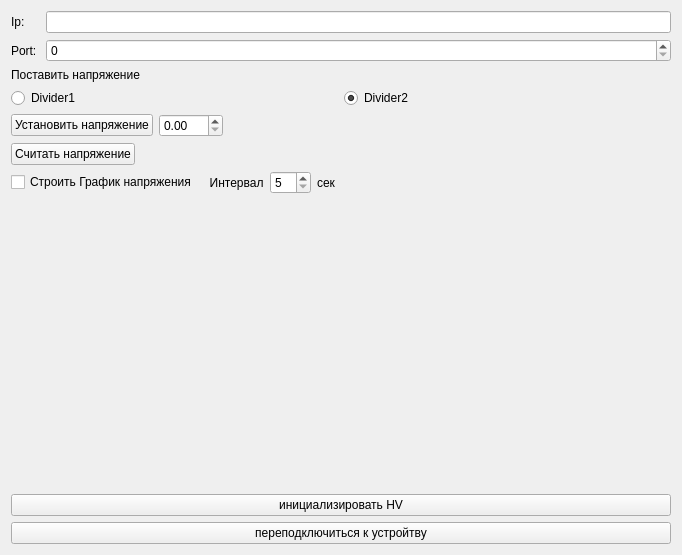
First picture: the form in CamacClient/hvhandlerform.ui, repository kapot65/online, before the edit.
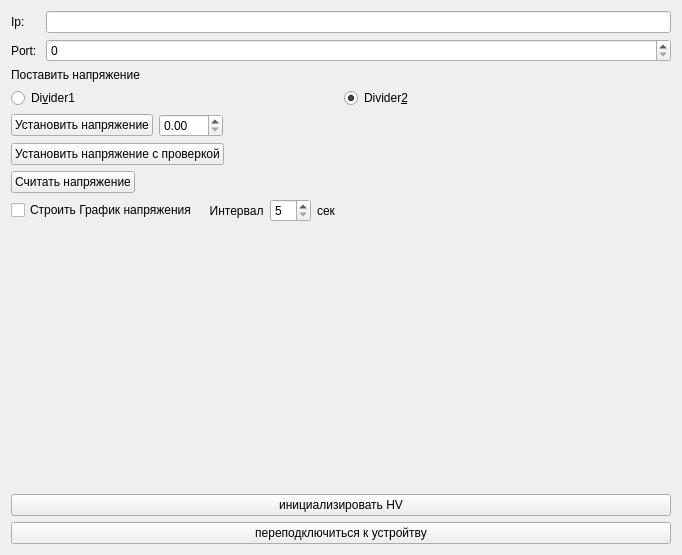
Second picture: the form after the edit.

```diff
--- a/CamacClient/hvhandlerform.ui
+++ b/CamacClient/hvhandlerform.ui
@@ -62,14 +62,14 @@
           <bool>true</bool>
          </property>
          <property name="text">
-          <string>Divider1</string>
+          <string>Di&amp;vider1</string>
          </property>
         </widget>
        </item>
        <item>
         <widget class="QRadioButton" name="block2Button">
          <property name="text">
-          <string>Divider2</string>
+          <string>Divider&amp;2</string>
          </property>
          <property name="checked">
           <bool>true</bool>
@@ -109,6 +109,30 @@
        </item>
       </layout>
      </item>
+     <item>
+      <layout class="QHBoxLayout" name="horizontalLayout_3">
+       <item>
+        <widget class="QPushButton" name="setHVAndCheckButton">
+         <property name="text">
+          <string>Установить напряжение с проверкой</string>
+         </property>
+        </widget>
+       </item>
+       <item>
+        <spacer name="horizontalSpacer_4">
+         <property name="orientation">
+          <enum>Qt::Horizontal</enum>
+         </property>
+         <property name="sizeHint" stdset="0">
+          <size>
+           <width>40</width>
+           <height>20</height>
+          </size>
+         </property>
+        </spacer>
+       </item>
+      </layout>
+     </item>
      <item>
       <layout class="QHBoxLayout" name="horizontalLayout_6">
        <item>
```
